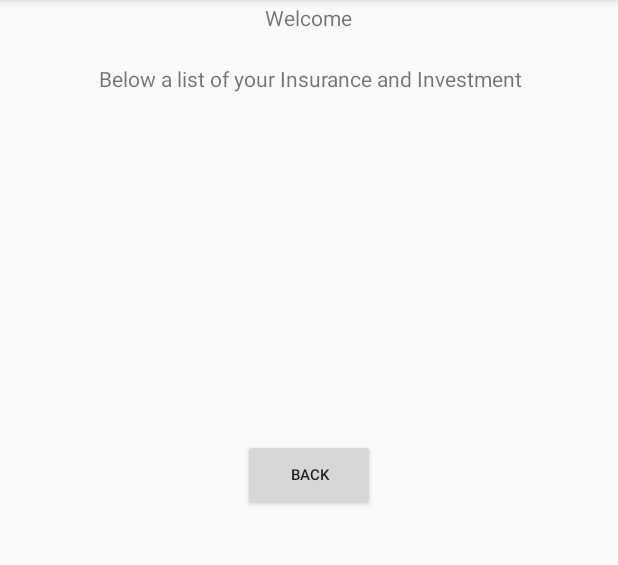
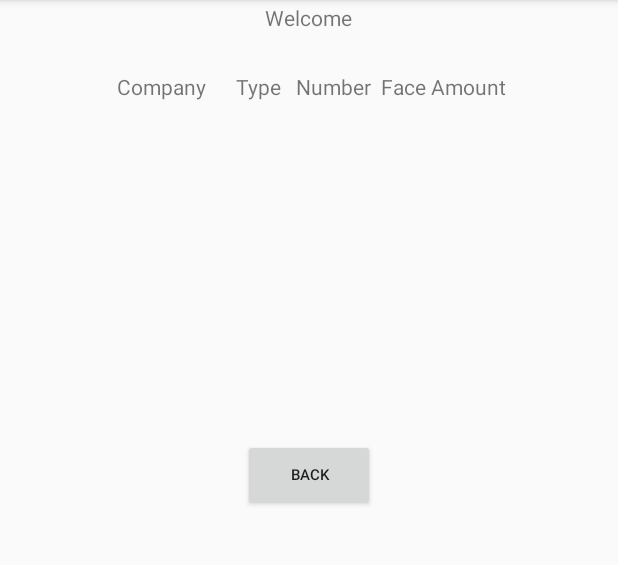
Before and after one commit to gbernale/financial-records-app, an Android app: the screen it shows after launch once a user with an empty profile is signed in (ProfileActivity), in the options menu, after a tap on "View investment Information", on a phone screen of 412 x 824 dp, the part 84-649 px from its top. Run offline under Robolectric (Android 15) with nearby library versions, the phone set to English and light mode, and no system bars; our stand-ins replace Firebase (no records; nobody signed in at launch, a user with empty details on screens opened directly).

Commit message:
March 9, 2017

```diff
--- a/app/src/main/java/com/bernal/gilberto/firebasesample/ProfileActivity.java
+++ b/app/src/main/java/com/bernal/gilberto/firebasesample/ProfileActivity.java
@@ -52,10 +52,6 @@ public class ProfileActivity extends AppCompatActivity implements View.OnClickLi
         FirebaseDatabase database = FirebaseDatabase.getInstance();
         databaseReference = database.getReference();
 
-       /* editTextAddress = (EditText) findViewById(R.id.editTextAddress);
-        editTextName = (EditText) findViewById(R.id.editTextName);
-        editTextPhone = (EditText) findViewById(R.id.editTextPhone);
-        textViewPersons = (TextView) findViewById(R.id.textViewPersons); */
         buttonSaveData = (Button) findViewById(R.id.buttonSaveData);
 
         FirebaseUser user = firebaseAuth.getCurrentUser();
@@ -96,17 +92,6 @@ public class ProfileActivity extends AppCompatActivity implements View.OnClickLi
         }
     }
 
-    private void saveUserData() {
-
-        String name = editTextName.getText().toString().trim();
-        String address = editTextAddress.getText().toString().trim();
-        String phone = editTextPhone.getText().toString().trim();
-        UserData datauser = new UserData(name, address, phone);
-        FirebaseUser user = firebaseAuth.getCurrentUser();
-        databaseReference.child("CustomerData").child(user.getUid()).setValue(datauser);
-        Toast.makeText(this, "Profile saved  .....", Toast.LENGTH_LONG).show();
-        loadUserdata(user);
-    }
 
     private void callFragmentInsurance()
     {
@@ -139,7 +124,20 @@ public class ProfileActivity extends AppCompatActivity implements View.OnClickLi
 
     }
 
-    private void loadUserdata(final FirebaseUser user){
+    /*
+      private void saveUserData() {
+
+        String name = editTextName.getText().toString().trim();
+        String address = editTextAddress.getText().toString().trim();
+        String phone = editTextPhone.getText().toString().trim();
+        UserData datauser = new UserData(name, address, phone);
+        FirebaseUser user = firebaseAuth.getCurrentUser();
+        databaseReference.child("CustomerData").child(user.getUid()).setValue(datauser);
+        Toast.makeText(this, "Profile saved  .....", Toast.LENGTH_LONG).show();
+       // loadUserdata(user);
+    }
+
+     private void loadUserdata(final FirebaseUser user){
 
         databaseReference.addValueEventListener(new ValueEventListener()
         {
@@ -168,7 +166,7 @@ public class ProfileActivity extends AppCompatActivity implements View.OnClickLi
         });
 
 
-    }
+    }  */
 
     @Override
     public void onClick(View view) {
@@ -179,7 +177,7 @@ public class ProfileActivity extends AppCompatActivity implements View.OnClickLi
       }
 
         if (view == buttonSaveData){
-            saveUserData();
+           // saveUserData();
         }
     }
 }
--- a/app/src/main/java/com/bernal/gilberto/firebasesample/ReportDataFragment.java
+++ b/app/src/main/java/com/bernal/gilberto/firebasesample/ReportDataFragment.java
@@ -9,6 +9,7 @@ import android.util.Log;
 import android.view.LayoutInflater;
 import android.view.View;
 import android.view.ViewGroup;
+import android.widget.ArrayAdapter;
 import android.widget.Button;
 import android.widget.ListView;
 import android.widget.TextView;
@@ -35,15 +36,15 @@ public class ReportDataFragment extends Fragment {
     private static final String TAG = "ReportDataFragment";
     private  FirebaseUser user;
     private TextView tvsalida;
-    private ArrayList  userInfoList;
     private ListView lv;
 
     @Override
     public View onCreateView(LayoutInflater inflater, ViewGroup container,
                              Bundle savedInstanceState) {
         // Inflate the layout for this fragment
-        userInfoList = new ArrayList();
+//        userInfoList = new ArrayList();
         view = inflater.inflate(R.layout.fragment_report_data, container, false);
+        final ArrayAdapter<String> clientAdapter = new ArrayAdapter<>(view.getContext(), android.R.layout.simple_list_item_1);
         firebaseAuth= FirebaseAuth.getInstance();
         FirebaseDatabase database = FirebaseDatabase.getInstance();
         databaseReference = database.getReference();
@@ -53,8 +54,6 @@ public class ReportDataFragment extends Fragment {
         tvsalida = (TextView) view.findViewById(R.id.tvsalida);
         lv = (ListView) view.findViewById(R.id.lv);
         buttonLogout = (Button) view.findViewById(R.id.buttonLogout);
-
-
 
         databaseReference.addListenerForSingleValueEvent(new ValueEventListener()
         {
@@ -68,11 +67,13 @@ public class ReportDataFragment extends Fragment {
                     if (postSnapshot.getKey().equals (user.getUid())) {
                         for (DataSnapshot snapshot : postSnapshot.getChildren()) {
                             InsuranceData client = snapshot.getValue(InsuranceData.class);
-                            String string = client.getCompany_name() + "     "+ client.gettype() +"    "+ client.getPolicy_number() +"    "+ client.getFace_amount()+ "\n\n";
-
-                            tvsalida.append(string);
+                            String clientString = client.getCompany_name() + "     "+ client.gettype() +"    "+ client.getPolicy_number() +"    "+ client.getFace_amount()+ "\n\n";
+                            clientAdapter.add(clientString);
+                            //tvsalida.append(string);
 
                         }
+                        lv.setAdapter(clientAdapter);
+
 
                     }
                 }}
--- a/app/src/main/res/layout/fragment_report_data.xml
+++ b/app/src/main/res/layout/fragment_report_data.xml
@@ -8,16 +8,18 @@
 
 
     <TextView
-        android:text=" Below a list of your Insurance and Investment"
+        android:text=" Company      Type   Number  Face Amount"
         android:layout_width="wrap_content"
         android:layout_height="wrap_content"
         android:layout_gravity="center_horizontal"
+        android:layout_marginTop="5dp"
         android:id="@+id/tv3"
         />
 
     <ListView
         android:layout_width="match_parent"
         android:layout_height="wrap_content"
+        android:layout_marginTop="25dp"
         android:id="@+id/lv"></ListView>
 
     <TextView
```
